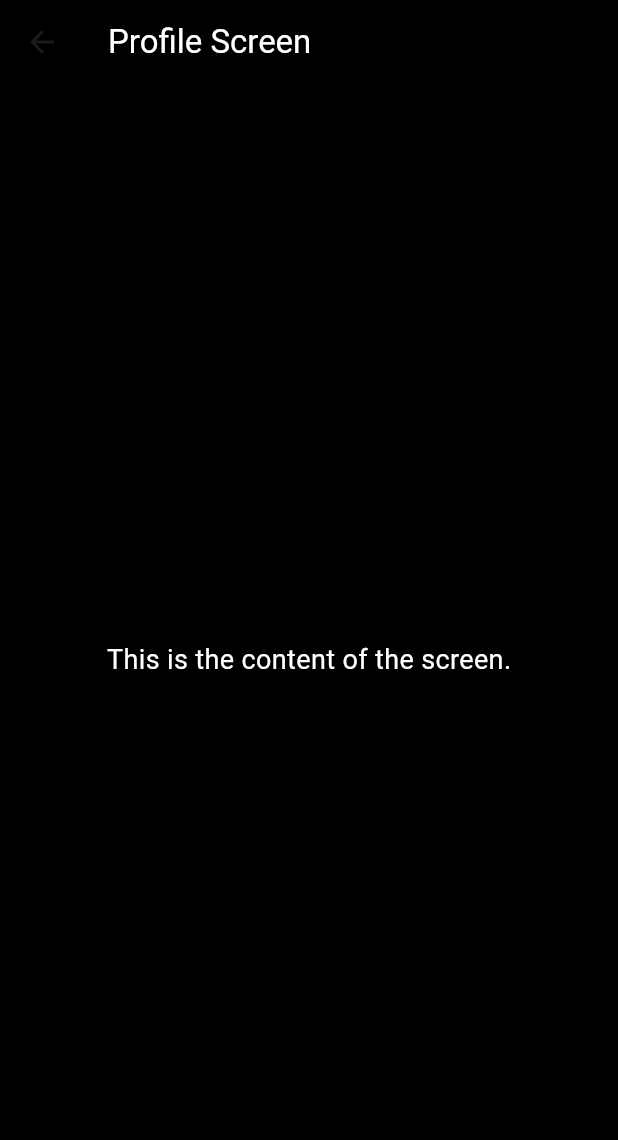
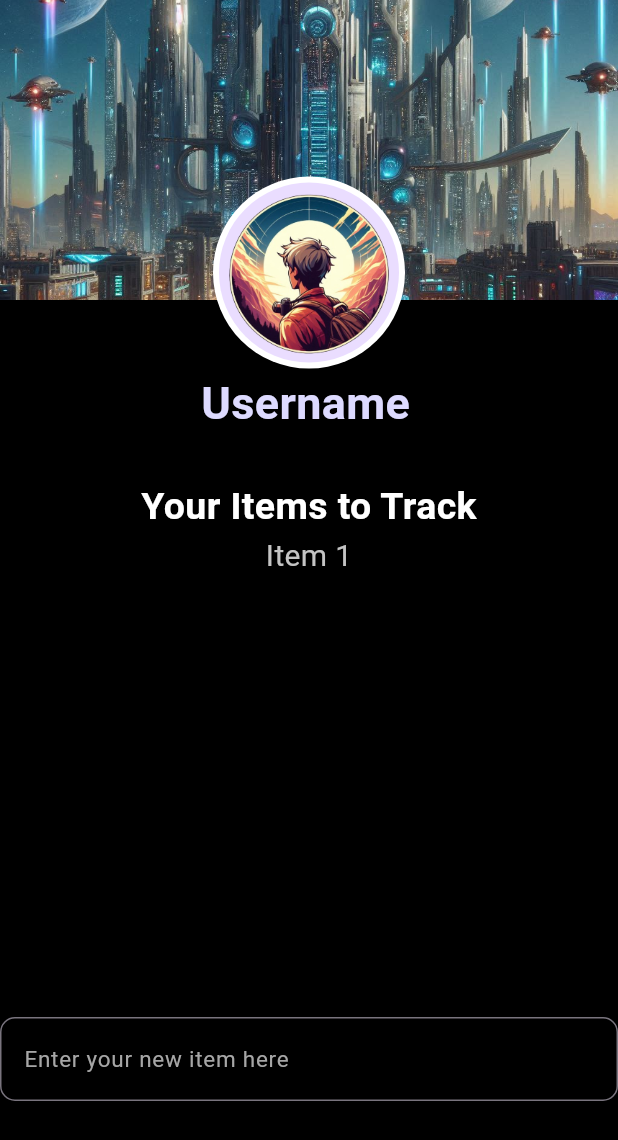
Before and after one commit to NoahTheLee/CSC322_StreakerApp_Final, a Flutter app: the ProfileScreen screen opened directly, on a phone screen of 412 x 824 dp. Shown: the top 1140 px of the screen. Run offline on Flutter 3.47's test engine with Material 3 defaults, Android fonts, the phone set to English and light mode, and no system bars; Roboto replaces fonts that are missing (Arial Black).

Commit message:
Profile Sceen Skeleton Done

```diff
--- a/lib/screens/profile_screen.dart
+++ b/lib/screens/profile_screen.dart
@@ -8,17 +8,104 @@ class ProfileScreen extends StatefulWidget {
 }
 
 class _ProfileScreenState extends State<ProfileScreen> {
+  final String _banner = 'assets/defaults/Default_Banner.png';
+  final String _profile = 'assets/defaults/Default_Profile_Picture.png';
+  final String _username = 'Username'; //Temporary Username
+
   @override
   Widget build(BuildContext context) {
     return Scaffold(
-      appBar: AppBar(
-        backgroundColor: Colors.black,
-        title: const Text('Profile Screen', style: TextStyle(color: Colors.white)),
-      ),
-      body: const Center(
-        child: Text(
-          'This is the content of the screen.',
-          style: TextStyle(fontSize: 18, color: Colors.white),
+      backgroundColor: Colors.black,
+      body: Center(
+        child: Column(
+          children: [
+            Stack(
+              ///////////////////////////////Banner Picture Location///////////////////////////
+              children: [
+                const SizedBox(
+                  height: 300,
+                  width: double.infinity,
+                ),
+                Image.asset(
+                  _banner,
+                  height: 200,
+                  width: double.infinity,
+                  fit: BoxFit.cover,
+                ),
+                ////////////////////////////////////////////////////////////////////////////////
+                /////////////////////////////Profile Picture Location///////////////////////////
+                Positioned(
+                  top: MediaQuery.sizeOf(context).height / 7,
+                  left: MediaQuery.sizeOf(context).width / 2 - 64,
+                  child: CircleAvatar(
+                    radius: 64,
+                    backgroundColor: Colors.white,
+                    child: CircleAvatar(
+                      radius: 60,
+                      backgroundImage: AssetImage(_profile),
+                    ),
+                  ),
+                ),
+                ////////////////////////////////////////////////////////////////////////////////
+                /////////////////////////////Username Location//////////////////////////////////
+                Positioned(
+                  bottom: 10,
+                  left: MediaQuery.sizeOf(context).width / 2 -
+                      _username.length * 9,
+                  child: Text(
+                    _username, //Temporary Username
+                    style: const TextStyle(
+                      color: Color.fromARGB(255, 221, 218, 255),
+                      fontSize: 30,
+                      fontWeight: FontWeight.bold,
+                    ),
+                  ),
+                )
+                ////////////////////////////////////////////////////////////////////////////////
+              ],
+            ),
+            const SizedBox(height: 20),
+            const Text(
+              'Your Items to Track',
+              style: TextStyle(
+                fontSize: 25,
+                color: Colors.white,
+                fontWeight: FontWeight.bold,
+                fontFamily: 'Arial Black',
+              ),
+            ),
+            SizedBox(
+              height: MediaQuery.sizeOf(context).height / 2 - 100,
+              width: MediaQuery.sizeOf(context).width - 20,
+              child: const SingleChildScrollView(
+                scrollDirection: Axis.vertical,
+                child: Column(
+                  children: [
+                    Text(
+                      'Item 1',
+                      style: TextStyle(
+                        color: Color.fromARGB(255, 196, 196, 196),
+                        fontSize: 20,
+                      ),
+                    ),
+                  ],
+                ),
+              ),
+            ),
+            const SizedBox(height: 10),
+            TextField(
+              decoration: InputDecoration(
+                border: OutlineInputBorder(
+                  borderRadius: BorderRadius.circular(10),
+                ),
+                hintText: 'Enter your new item here',
+                hintStyle: const TextStyle(
+                  color: Color.fromARGB(255, 166, 166, 166),
+                  fontSize: 15,
+                ),
+              ),
+            ),
+          ],
         ),
       ),
     );
```
